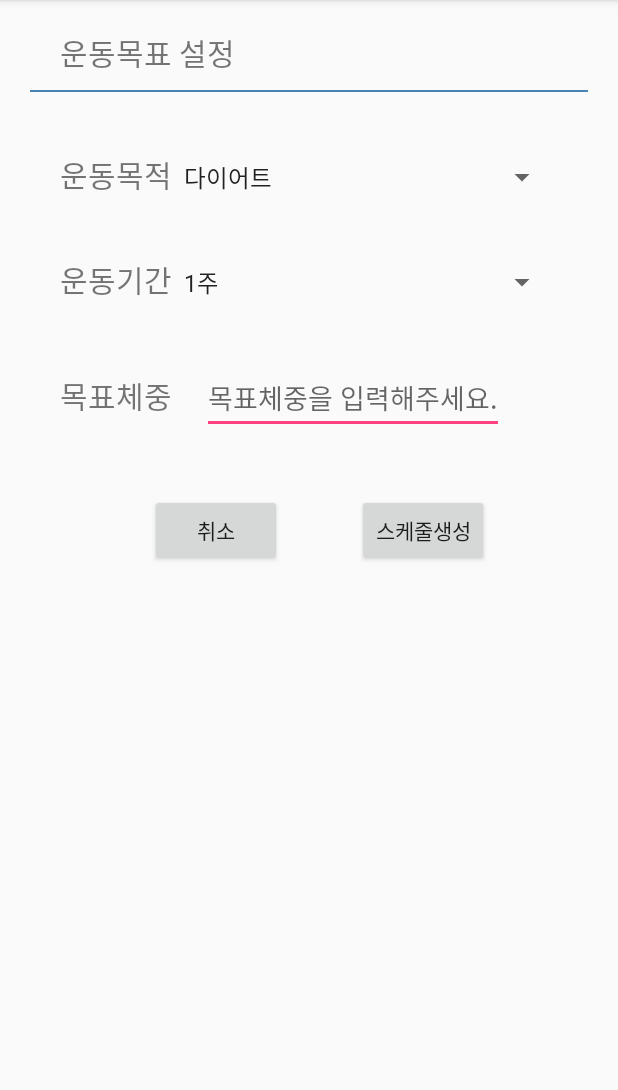
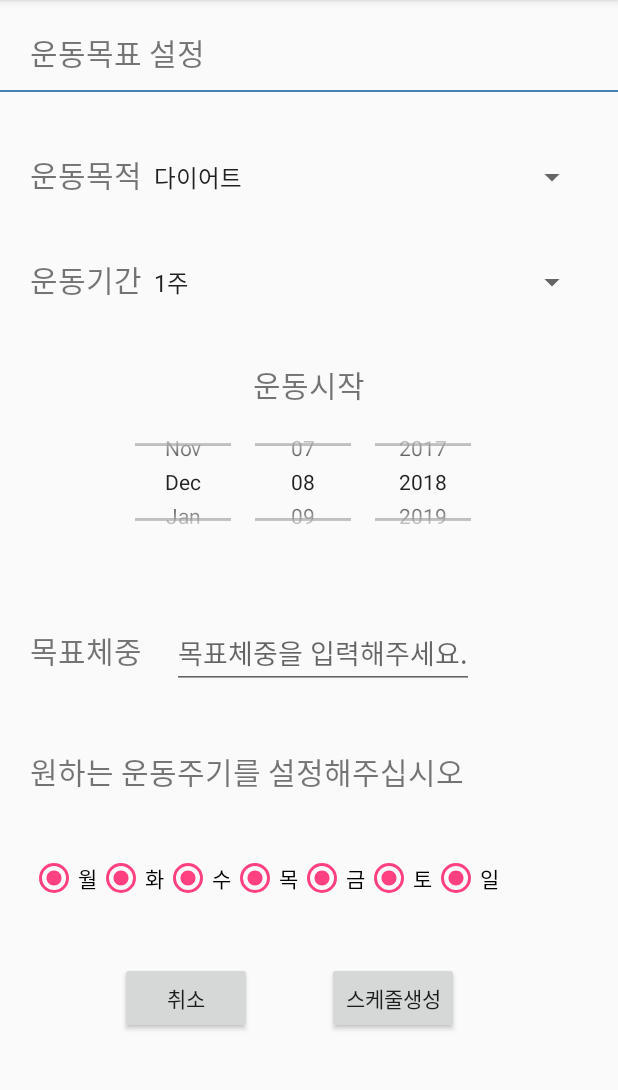
Before and after one commit to CAU-Industry-Lecture/HealthManagementApp, an Android app: the ExerciseManagement screen opened directly, with no data from a screen before it, on a phone screen of 412 x 824 dp, the part 84-1174 px from its top. Run offline under Robolectric (Android 15) with nearby library versions, the phone set to English and light mode, and no system bars.

```diff
--- a/app/src/main/java/com/example/kimjungjin/teamproject/Exerciseregit.java
+++ b/app/src/main/java/com/example/kimjungjin/teamproject/Exerciseregit.java
@@ -63,6 +63,7 @@ public class Exerciseregit extends AppCompatActivity
                 android.R.layout.simple_list_item_multiple_choice,
                 exercise
         );
+
         listView2.setAdapter(adapter2);
         listView2.setChoiceMode(ListView.CHOICE_MODE_MULTIPLE);
         listView2.setOnItemClickListener(itemClickListenerOfLanguageList);
--- a/app/src/main/res/layout/activity_exercise_management.xml
+++ b/app/src/main/res/layout/activity_exercise_management.xml
@@ -1,13 +1,13 @@
 <?xml version="1.0" encoding="utf-8"?>
+<ScrollView android:layout_width="match_parent"
+    android:layout_height="match_parent"
+    xmlns:android="http://schemas.android.com/apk/res/android">
 <LinearLayout xmlns:android="http://schemas.android.com/apk/res/android"
     xmlns:tools="http://schemas.android.com/tools"
     android:orientation="vertical"
-    android:layout_marginLeft="20dp"
-    android:layout_marginRight="20dp"
     android:layout_width="match_parent"
     android:layout_height="match_parent"
     tools:context=".ExerciseManagement">
-
     <TextView
         android:layout_marginTop="20dp"
         android:layout_marginRight="20dp"
@@ -37,8 +37,6 @@
             android:layout_height="wrap_content"
             android:text="운동목적"
             android:textSize="20sp"/>
-
-        ﻿
 
         <Spinner
             android:id="@+id/spinner_purpose"
@@ -76,6 +74,32 @@
         android:layout_marginTop="40dp"
         android:layout_marginLeft="20dp"
         android:layout_marginRight="20dp"
+        android:layout_gravity="center"
+        android:orientation="vertical">
+
+        <TextView
+            android:layout_width="wrap_content"
+            android:layout_height="wrap_content"
+            android:layout_gravity="center"
+            android:text="운동시작"
+            android:textSize="20sp" />
+
+
+        <DatePicker
+            android:id="@+id/datePicker"
+            android:layout_width="wrap_content"
+            android:layout_height="100dp"
+            android:datePickerMode="spinner"
+            android:calendarViewShown="false"></DatePicker>
+
+    </LinearLayout>
+
+    <LinearLayout
+        android:layout_width="wrap_content"
+        android:layout_height="wrap_content"
+        android:layout_marginTop="40dp"
+        android:layout_marginLeft="20dp"
+        android:layout_marginRight="20dp"
         android:orientation="horizontal">
 
         <TextView
@@ -93,6 +117,78 @@
             android:hint="목표체중을 입력해주세요." />
 
     </LinearLayout>
+    <LinearLayout
+        android:layout_width="wrap_content"
+        android:layout_height="wrap_content"
+        android:layout_marginTop="40dp"
+        android:layout_marginLeft="20dp"
+        android:layout_marginRight="20dp"
+        android:orientation="vertical">
+
+        <TextView
+            android:layout_width="wrap_content"
+            android:layout_height="wrap_content"
+            android:text="원하는 운동주기를 설정해주십시오"
+            android:textSize="20sp" />
+
+    </LinearLayout>
+    <LinearLayout
+        android:layout_width="wrap_content"
+        android:layout_height="wrap_content"
+        android:layout_marginTop="40dp"
+        android:layout_marginLeft="20dp"
+        android:layout_marginRight="20dp"
+        android:orientation="horizontal">
+
+        <RadioButton
+            android:id="@+id/radio0"
+            android:layout_width="wrap_content"
+            android:layout_height="wrap_content"
+            android:text="월"
+            android:checked="true"/>
+
+        <RadioButton
+            android:id="@+id/radio1"
+            android:layout_width="wrap_content"
+            android:layout_height="wrap_content"
+            android:text="화"
+            android:checked="true"/>
+
+        <RadioButton
+            android:id="@+id/radio2"
+            android:layout_width="wrap_content"
+            android:layout_height="wrap_content"
+            android:text="수"
+            android:checked="true"/>
+
+        <RadioButton
+            android:id="@+id/radio3"
+            android:layout_width="wrap_content"
+            android:layout_height="wrap_content"
+            android:text="목"
+            android:checked="true"/>
+
+        <RadioButton
+            android:id="@+id/radio4"
+            android:layout_width="wrap_content"
+            android:layout_height="wrap_content"
+            android:text="금"
+            android:checked="true"/>
+
+        <RadioButton
+            android:id="@+id/radio5"
+            android:layout_width="wrap_content"
+            android:layout_height="wrap_content"
+            android:text="토"
+            android:checked="true"/>
+        <RadioButton
+            android:id="@+id/radio6"
+            android:layout_width="wrap_content"
+            android:layout_height="wrap_content"
+            android:text="일"
+            android:checked="true"/>
+    </LinearLayout>
+
 
     <LinearLayout
         android:layout_width="match_parent"
@@ -118,3 +214,5 @@
     </LinearLayout>
 
 </LinearLayout>
+
+</ScrollView>
```
Also changed, not shown: app/src/main/java/DB/DBHelper.java (+39 -11 lines), app/src/main/java/com/example/kimjungjin/teamproject/ExerciseManagement.java (+440 -12 lines), app/src/main/java/com/example/kimjungjin/teamproject/ScheduleActivity.java (+46 -28 lines).
